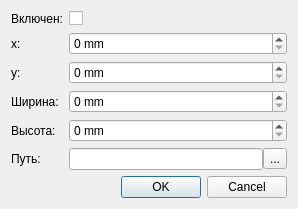
This is editimagedesign.ui in gil9red/CardPreview as Qt 5 draws it before an edit. The edited form follows.
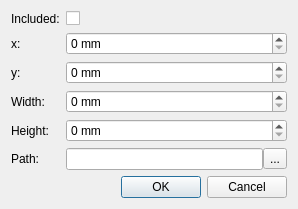
This is the edited form.

```diff
--- a/editimagedesign.ui
+++ b/editimagedesign.ui
@@ -19,14 +19,14 @@
      <item row="4" column="0">
       <widget class="QLabel" name="label_7">
        <property name="text">
-        <string>Высота:</string>
+        <string>Height:</string>
        </property>
       </widget>
      </item>
      <item row="0" column="0">
       <widget class="QLabel" name="label">
        <property name="text">
-        <string>Включен:</string>
+        <string>Included:</string>
        </property>
       </widget>
      </item>
@@ -68,14 +68,14 @@
      <item row="5" column="0">
       <widget class="QLabel" name="label_8">
        <property name="text">
-        <string>Путь:</string>
+        <string>Path:</string>
        </property>
       </widget>
      </item>
      <item row="3" column="0">
       <widget class="QLabel" name="label_6">
        <property name="text">
-        <string>Ширина:</string>
+        <string>Width:</string>
        </property>
       </widget>
      </item>
```
